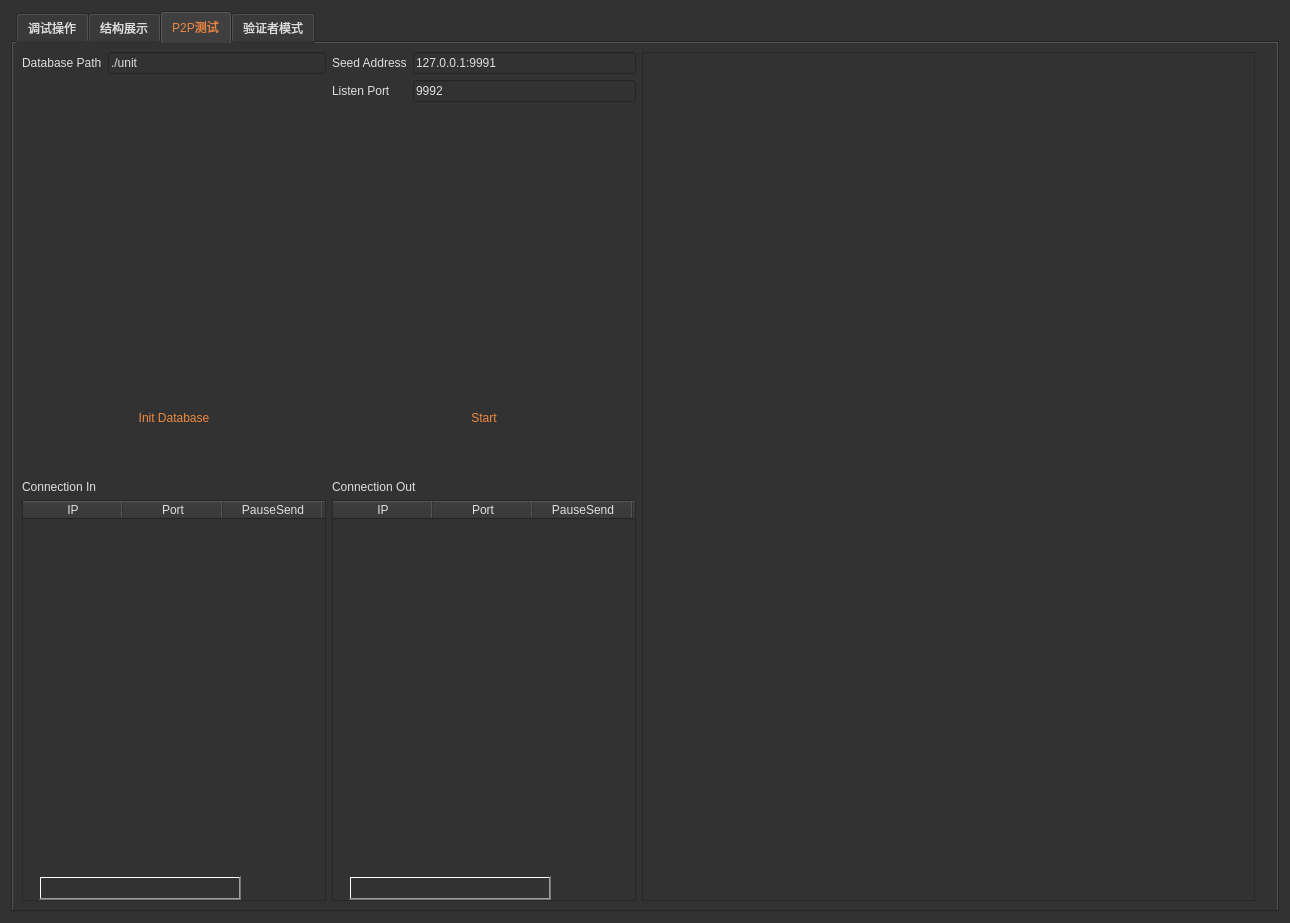
Qt form examples/store_example_main_widget.ui (Ambr-org/Ambr) before a commit.
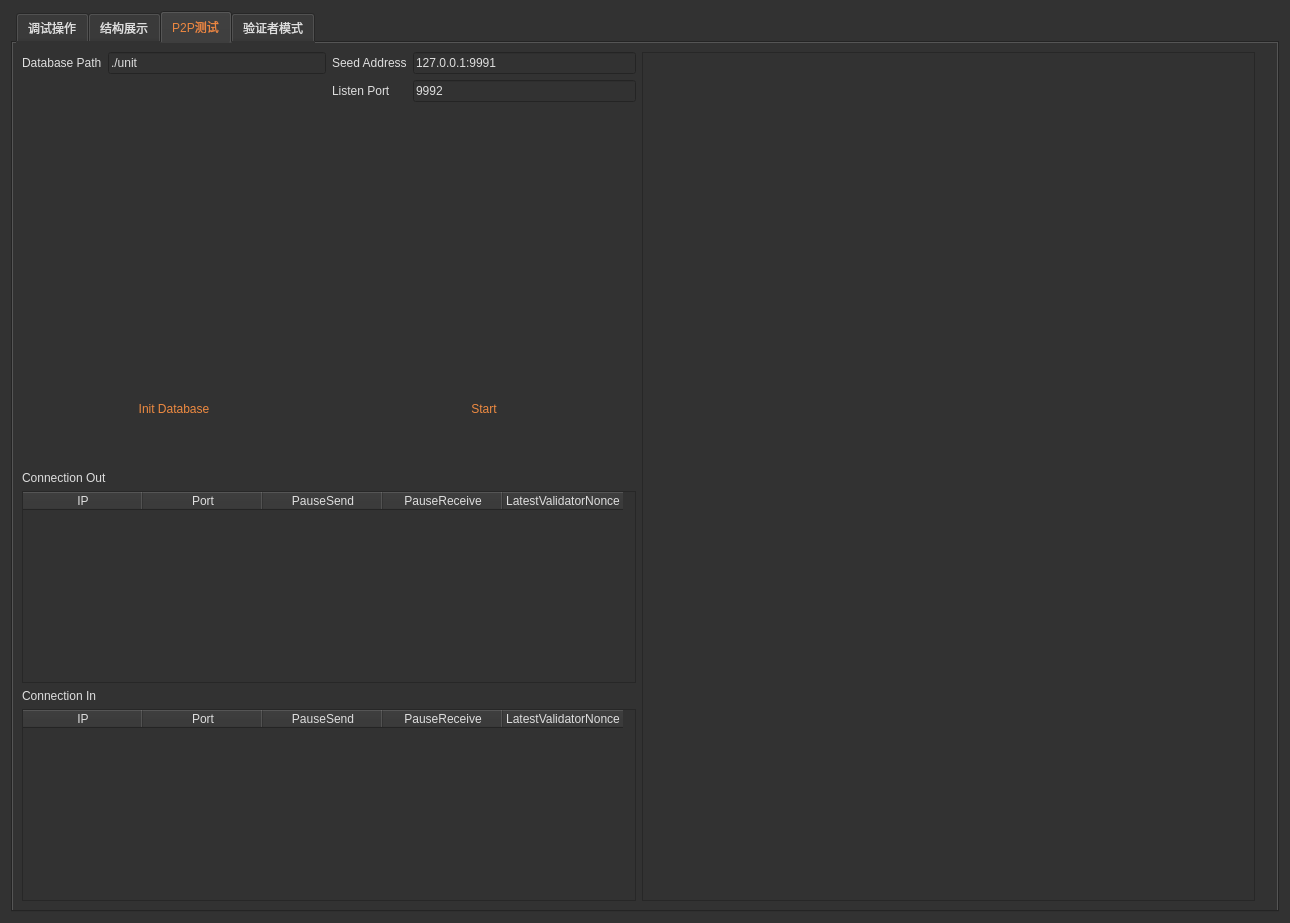
The same form after that commit. The open tabs and pages were chosen to show the change. Icons and pictures are not drawn.

What changed in the file:
```diff
--- a/examples/store_example_main_widget.ui
+++ b/examples/store_example_main_widget.ui
@@ -2471,42 +2471,7 @@
             </layout>
            </item>
            <item>
-            <layout class="QHBoxLayout" name="horizontalLayout_77">
-             <item>
-              <layout class="QVBoxLayout" name="verticalLayout_27">
-               <item>
-                <widget class="QLabel" name="label_21">
-                 <property name="text">
-                  <string>Connection In</string>
-                 </property>
-                </widget>
-               </item>
-               <item>
-                <widget class="QTableWidget" name="tbP2PConnectionIn">
-                 <column>
-                  <property name="text">
-                   <string>IP</string>
-                  </property>
-                 </column>
-                 <column>
-                  <property name="text">
-                   <string>Port</string>
-                  </property>
-                 </column>
-                 <column>
-                  <property name="text">
-                   <string>PauseSend</string>
-                  </property>
-                 </column>
-                 <column>
-                  <property name="text">
-                   <string>PauseReceive</string>
-                  </property>
-                 </column>
-                </widget>
-               </item>
-              </layout>
-             </item>
+            <layout class="QVBoxLayout" name="verticalLayout_50">
              <item>
               <layout class="QVBoxLayout" name="verticalLayout_28">
                <item>
@@ -2518,6 +2483,9 @@
                </item>
                <item>
                 <widget class="QTableWidget" name="tbP2PConnectionOut">
+                 <attribute name="horizontalHeaderDefaultSectionSize">
+                  <number>120</number>
+                 </attribute>
                  <column>
                   <property name="text">
                    <string>IP</string>
@@ -2536,6 +2504,60 @@
                  <column>
                   <property name="text">
                    <string>PauseReceive</string>
+                  </property>
+                 </column>
+                 <column>
+                  <property name="text">
+                   <string>LatestValidatorNonce</string>
+                  </property>
+                 </column>
+                </widget>
+               </item>
+              </layout>
+             </item>
+             <item>
+              <layout class="QVBoxLayout" name="verticalLayout_27">
+               <item>
+                <widget class="QLabel" name="label_21">
+                 <property name="text">
+                  <string>Connection In</string>
+                 </property>
+                </widget>
+               </item>
+               <item>
+                <widget class="QTableWidget" name="tbP2PConnectionIn">
+                 <attribute name="horizontalHeaderCascadingSectionResizes">
+                  <bool>true</bool>
+                 </attribute>
+                 <attribute name="horizontalHeaderDefaultSectionSize">
+                  <number>120</number>
+                 </attribute>
+                 <attribute name="verticalHeaderCascadingSectionResizes">
+                  <bool>true</bool>
+                 </attribute>
+                 <column>
+                  <property name="text">
+                   <string>IP</string>
+                  </property>
+                 </column>
+                 <column>
+                  <property name="text">
+                   <string>Port</string>
+                  </property>
+                 </column>
+                 <column>
+                  <property name="text">
+                   <string>PauseSend</string>
+                  </property>
+                 </column>
+                 <column>
+                  <property name="text">
+                   <string>PauseReceive</string>
+                  </property>
+                 </column>
+                 <column>
+                  <property name="text">
+                   <string>LatestValidatorNonce</string>
                   </property>
                  </column>
                 </widget>
```
Left out of the diff: 6 changed lines with no effect on the pictures.
